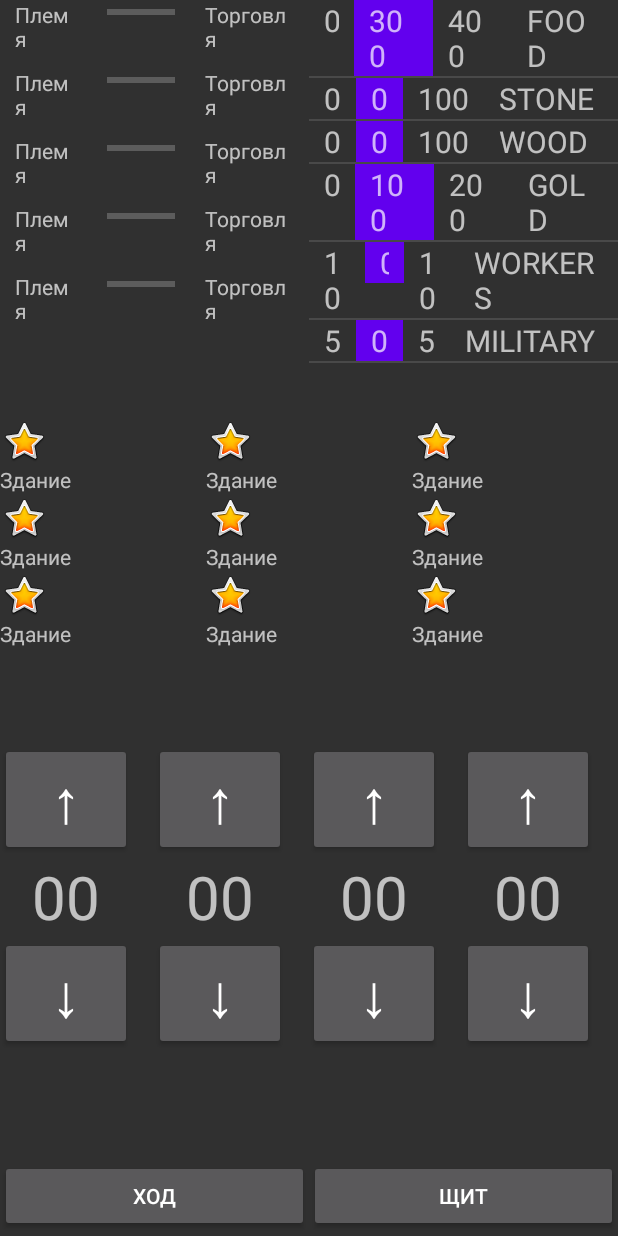
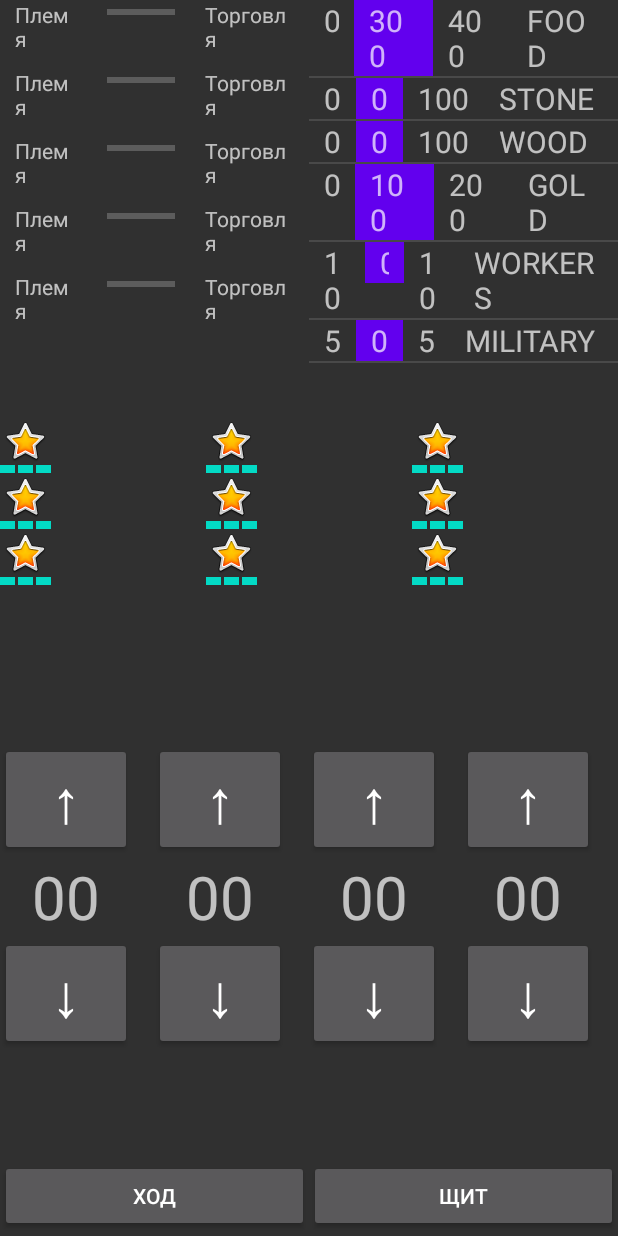
Before and after one commit to Skleznev/The_Tribe, an Android app: the screen it shows after launch (GameActivity), on a phone screen of 412 x 824 dp. Run offline under Robolectric (Android 15) with nearby library versions, the phone set to English and light mode, and no system bars.

Commit message:
добавлены обозначатели уровней у зданий

```diff
--- a/app/src/main/res/layout/list_items_builds.xml
+++ b/app/src/main/res/layout/list_items_builds.xml
@@ -10,12 +10,34 @@
         android:layout_width="wrap_content"
         android:layout_height="wrap_content"
         android:layout_weight="1"
-        app:srcCompat="@android:drawable/btn_star_big_on" />
+        app:srcCompat="@android:drawable/btn_star_big_on"
+        android:layout_gravity="center"/>
 
-    <TextView
-        android:id="@+id/textView"
+    <LinearLayout
         android:layout_width="wrap_content"
-        android:layout_height="wrap_content"
-        android:layout_weight="1"
-        android:text="Здание" />
+        android:layout_height="wrap_content">
+        <TextView
+            android:id="@+id/level_1"
+            android:layout_width="10dp"
+            android:layout_marginEnd="2dp"
+            android:layout_height="5dp"
+            android:layout_weight="1"
+            android:background="@color/colorAccent" />
+
+        <TextView
+            android:id="@+id/level_2"
+            android:layout_width="10dp"
+            android:layout_height="5dp"
+            android:layout_weight="1"
+            android:background="@color/colorAccent" />
+
+        <TextView
+            android:id="@+id/level_3"
+            android:layout_width="10dp"
+            android:layout_marginStart="2dp"
+            android:layout_height="5dp"
+            android:layout_weight="1"
+            android:background="@color/colorAccent" />
+    </LinearLayout>
+
 </LinearLayout>
```
